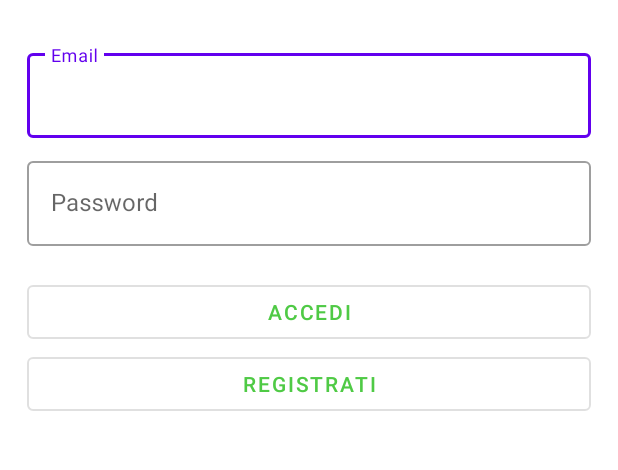
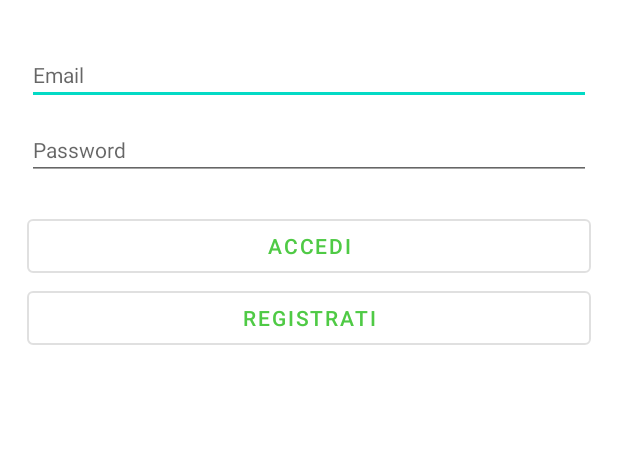
Before and after one commit to isZams/Programming_Mobile_Project, an Android app: the screen it shows after launch (MainActivity), on a phone screen of 412 x 824 dp, the part 276-746 px from its top. Run offline under Robolectric (Android 15) with nearby library versions, the phone set to English and light mode, and no system bars; our stand-ins replace Firebase (no records; nobody signed in at launch, a user with empty details on screens opened directly).

Commit message:
Autenticazione eseguita

```diff
--- a/app/src/main/java/com/example/programming_mobile_project/MainActivity.kt
+++ b/app/src/main/java/com/example/programming_mobile_project/MainActivity.kt
@@ -2,10 +2,16 @@ package com.example.programming_mobile_project
 
 import androidx.appcompat.app.AppCompatActivity
 import android.os.Bundle
+import androidx.navigation.Navigation
+import androidx.navigation.findNavController
+import androidx.navigation.fragment.NavHostFragment
+import com.example.programming_mobile_project.login.AuthFragment
 
 class MainActivity : AppCompatActivity() {
     override fun onCreate(savedInstanceState: Bundle?) {
         super.onCreate(savedInstanceState)
-        setContentView(R.layout.google_login)
+        setContentView(R.layout.activity_main)
+        val navHostfragment = supportFragmentManager.findFragmentById(R.id.nav_host_fragment) as NavHostFragment
+        val nav_controller = navHostfragment.navController
     }
 }
--- a/app/src/main/java/com/example/programming_mobile_project/login/AuthFragment.kt
+++ b/app/src/main/java/com/example/programming_mobile_project/login/AuthFragment.kt
@@ -1,5 +1,6 @@
 package com.example.programming_mobile_project.login
 
+import android.app.Application
 import android.os.Bundle
 import android.view.LayoutInflater
 import android.view.View
@@ -7,6 +8,9 @@ import android.view.ViewGroup
 import android.widget.Button
 import android.widget.EditText
 import androidx.fragment.app.Fragment
+import androidx.lifecycle.ViewModel
+import androidx.lifecycle.ViewModelProvider
+import androidx.navigation.findNavController
 import com.example.programming_mobile_project.R
 
 class AuthFragment: Fragment(){
@@ -15,35 +19,39 @@ class AuthFragment: Fragment(){
     private lateinit var txtPassword: EditText
     private lateinit var btnAccedi: Button
     private lateinit var btnRegistrati: Button
-    private lateinit var email: String
-    private lateinit var pw:String
-    private lateinit var authModel: AuthViewModel
 
     override fun onCreate(savedInstanceState: Bundle?) {
         super.onCreate(savedInstanceState)
     }
 
     override fun onCreateView(inflater: LayoutInflater, container: ViewGroup?, savedInstanceState: Bundle?): View? {
+        return inflater.inflate(R.layout.google_login, container, false)
+    }
 
-        val v = inflater.inflate(R.layout.google_login, container, false)
-        txtUsername = v.findViewById(R.id.textUsername)
-        txtPassword = v.findViewById(R.id.textPassword)
-        btnAccedi = v.findViewById(R.id.btnAccedi)
-        btnRegistrati = v.findViewById(R.id.btnRegistrati)
+    override fun onViewCreated(view: View, savedInstanceState: Bundle?) {
+        super.onViewCreated(view, savedInstanceState)
+        txtUsername = view.findViewById(R.id.textUsername)
+        txtPassword = view.findViewById(R.id.textPassword)
+        btnAccedi = view.findViewById(R.id.btnAccedi)
+        btnRegistrati = view.findViewById(R.id.btnRegistrati)
 
+        var model = ViewModelProvider(this).get(AuthViewModel::class.java)
+        var pw:String
+        var email:String
 
         btnAccedi.setOnClickListener(){
             email = txtUsername.text.toString()
             pw = txtPassword.text.toString()
-            authModel.signInWithEmail(email, pw)
+            model.signInWithEmail(email, pw)
+            view.findNavController().navigate(R.id.action_authFragment_to_homePage)
         }
 
         btnRegistrati.setOnClickListener(){
             email = txtUsername.text.toString()
             pw = txtPassword.text.toString()
-            authModel.signUpWithEmail(email, pw)
+            model.signUpWithEmail(email, pw)
+            view.findNavController().navigate(R.id.action_authFragment_to_homePage)
         }
-        return v
     }
 
 }
--- a/app/src/main/res/layout/activity_main.xml
+++ b/app/src/main/res/layout/activity_main.xml
@@ -6,13 +6,15 @@
     android:layout_height="match_parent"
     tools:context=".MainActivity">
 
+
     <fragment
-        android:id="@+id/fragment2"
+        android:id="@+id/nav_host_fragment"
         android:name="androidx.navigation.fragment.NavHostFragment"
         android:layout_width="match_parent"
         android:layout_height="match_parent"
         app:defaultNavHost="true"
         app:navGraph="@navigation/nav_graph"
-        tools:layout_editor_absoluteX="209dp"
-        tools:layout_editor_absoluteY="415dp" />
+        tools:layout_editor_absoluteX="212dp"
+        tools:layout_editor_absoluteY="346dp" />
+
 </androidx.constraintlayout.widget.ConstraintLayout>
--- a/app/src/main/res/layout/google_login.xml
+++ b/app/src/main/res/layout/google_login.xml
@@ -19,43 +19,29 @@
         android:layout_marginTop="20dp"
         app:srcCompat="@drawable/ic_launcher_foreground" />
 
-    <com.google.android.material.textfield.TextInputLayout
+    <EditText
         android:id="@+id/textUsername"
         android:layout_width="match_parent"
         android:layout_height="wrap_content"
         android:layout_marginRight="18dp"
         android:layout_marginLeft="18dp"
-        android:hint="@string/email"
         android:layout_gravity="center"
         android:layout_marginTop="30dp"
-        style="@style/Widget.MaterialComponents.TextInputLayout.OutlinedBox">
+        android:hint="Email"
+        style="@style/Widget.MaterialComponents.TextInputLayout.OutlinedBox"/>
 
-        <com.google.android.material.textfield.TextInputEditText
-            android:layout_width="match_parent"
-            android:id="@id/textUsername"
-            android:layout_height="wrap_content" />
-
-    </com.google.android.material.textfield.TextInputLayout>
-
-    <com.google.android.material.textfield.TextInputLayout
+    <EditText
         android:id="@+id/textPassword"
         android:layout_width="match_parent"
         android:layout_height="wrap_content"
         android:layout_marginRight="18dp"
         android:layout_marginLeft="18dp"
+        android:layout_gravity="center"
         android:layout_marginTop="10dp"
+        android:hint="Password"
         android:inputType="textPassword"
-        android:hint="@string/password"
-        android:layout_gravity="center"
-        style="@style/Widget.MaterialComponents.TextInputLayout.OutlinedBox">
+        style="@style/Widget.MaterialComponents.TextInputLayout.OutlinedBox"/>
 
-        <com.google.android.material.textfield.TextInputEditText
-            android:layout_width="match_parent"
-            android:id="@id/textPassword"
-            android:inputType="textPassword"
-            android:layout_height="wrap_content" />
-
-    </com.google.android.material.textfield.TextInputLayout>
 
     <Button
         android:id="@+id/btnAccedi"
--- a/app/src/main/res/navigation/nav_graph.xml
+++ b/app/src/main/res/navigation/nav_graph.xml
@@ -2,4 +2,23 @@
 <navigation xmlns:android="http://schemas.android.com/apk/res/android"
     xmlns:app="http://schemas.android.com/apk/res-auto"
     xmlns:tools="http://schemas.android.com/tools"
-    android:id="@+id/nav_graph" />
+    android:id="@+id/nav_graph"
+    app:startDestination="@id/AuthFragment">
+
+    <fragment
+        android:id="@+id/AuthFragment"
+        android:name="com.example.programming_mobile_project.login.AuthFragment"
+        android:label="AuthFragment"
+        tools:layout="@layout/google_login">
+        <action
+            android:id="@+id/action_authFragment_to_homePage"
+            app:destination="@id/HomePage" />
+    </fragment>
+
+    <fragment
+        android:id="@+id/HomePage"
+        android:name="com.example.programming_mobile_project.Home_Page.HomePage"
+        android:label="HomePage"
+        tools:layout="@layout/home_page"/>
+
+</navigation>
--- a/build.gradle
+++ b/build.gradle
@@ -9,6 +9,8 @@ buildscript {
         classpath "com.android.tools.build:gradle:4.1.3"
         classpath "org.jetbrains.kotlin:kotlin-gradle-plugin:$kotlin_version"
         classpath 'com.google.gms:google-services:4.3.5'
+        //safe args
+        classpath("androidx.navigation:navigation-safe-args-gradle-plugin:2.3.5")
         // NOTE: Do not place your application dependencies here; they belong
         // in the individual module build.gradle files
     }
```
Also changed, not shown: app/build.gradle (+12 -3 lines), app/src/main/java/com/example/programming_mobile_project/Home_Page/MyAdapter.kt (+4 -4 lines), app/src/main/java/com/example/programming_mobile_project/login/AuthRepo.kt (+36 -28 lines), app/src/main/java/com/example/programming_mobile_project/login/AuthViewModel.kt (+10 -5 lines), app/src/main/java/com/example/programming_mobile_project/login/LoggedInViewModel.kt (added, +29 -0 lines).
